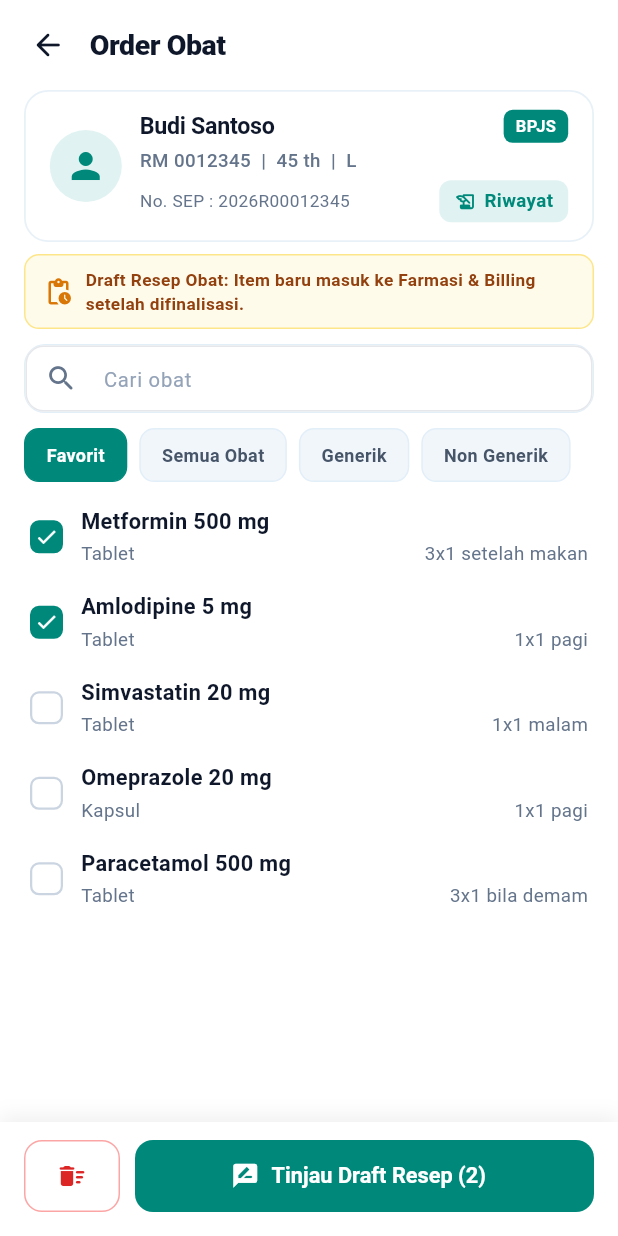
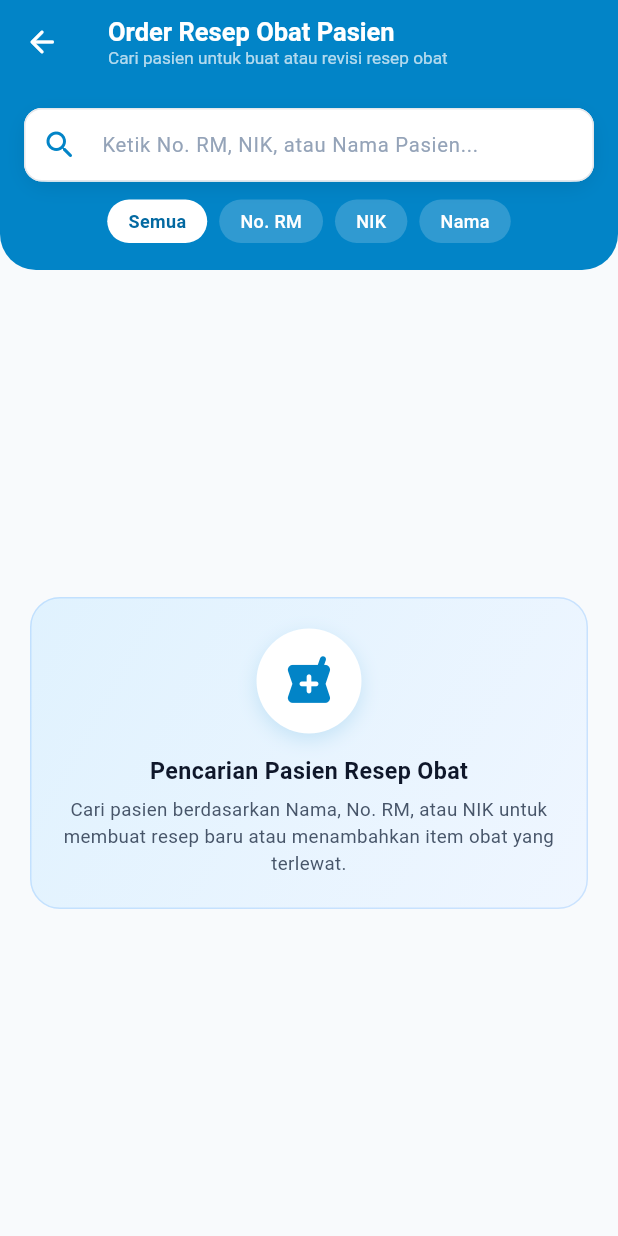
Before and after one commit to hanip-pixel/app_doktor, a Flutter app: the screen it shows after launch, after a tap on "Order Obat", on a phone screen of 412 x 824 dp. Run offline on Flutter 3.47's test engine with Material 3 defaults, Android fonts, the phone set to English and light mode, and no system bars.

Commit message:
perubahan order obat di beranda

```diff
--- a/lib/features/dashboard/screens/dashboard_screen.dart
+++ b/lib/features/dashboard/screens/dashboard_screen.dart
@@ -11,6 +11,7 @@ import '../../order_monitoring/screens/order_list_screen.dart';
 import '../../../data/dummy/dummy_patients.dart';
 import '../../../data/dummy/dummy_orders.dart';
 import '../../../data/dummy/dummy_notifications.dart';
+import '../../medicine_order/screens/medicine_patient_search_screen.dart';
 
 class DashboardScreen extends StatelessWidget {
   const DashboardScreen({super.key});
@@ -26,10 +27,7 @@ class DashboardScreen extends StatelessWidget {
           gradient: LinearGradient(
             begin: Alignment.topLeft,
             end: Alignment.bottomRight,
-            colors: [
-              Color(0xFF00897B),
-              Color(0xFF00796B),
-            ],
+            colors: [Color(0xFF00897B), Color(0xFF00796B)],
           ),
         ),
         child: SafeArea(
@@ -135,7 +133,7 @@ class DashboardScreen extends StatelessWidget {
                               context,
                               MaterialPageRoute(
                                 builder: (_) =>
-                                    MedicineOrderScreen(patient: patient),
+                                    const MedicinePatientSearchScreen(),
                               ),
                             ),
                           ),
@@ -152,8 +150,7 @@ class DashboardScreen extends StatelessWidget {
                             onTap: () => Navigator.push(
                               context,
                               MaterialPageRoute(
-                                builder: (_) =>
-                                    BillingScreen(patient: patient),
+                                builder: (_) => BillingScreen(patient: patient),
                               ),
                             ),
                           ),
@@ -261,9 +258,7 @@ class DashboardScreen extends StatelessWidget {
             onPressed: () {
               Navigator.push(
                 context,
-                MaterialPageRoute(
-                  builder: (_) => const NotificationScreen(),
-                ),
+                MaterialPageRoute(builder: (_) => const NotificationScreen()),
               );
             },
             icon: Stack(
@@ -310,11 +305,7 @@ class DashboardScreen extends StatelessWidget {
   Widget _buildDateHeader() {
     return const Row(
       children: [
-        Icon(
-          Icons.calendar_today_outlined,
-          size: 15,
-          color: Color(0xFF64748B),
-        ),
+        Icon(Icons.calendar_today_outlined, size: 15, color: Color(0xFF64748B)),
         SizedBox(width: 8),
         Text(
           'Rabu, 16 Sep 2026',
@@ -342,9 +333,7 @@ class DashboardScreen extends StatelessWidget {
           onTap: () {
             Navigator.push(
               context,
-              MaterialPageRoute(
-                builder: (_) => const PatientListScreen(),
-              ),
+              MaterialPageRoute(builder: (_) => const PatientListScreen()),
             );
           },
         ),
@@ -453,10 +442,7 @@ class DashboardScreen extends StatelessWidget {
       decoration: BoxDecoration(
         color: const Color(0xFFF8FBFE),
         borderRadius: BorderRadius.circular(18),
-        border: Border.all(
-          color: const Color(0xFFE8F1F8),
-          width: 1.2,
-        ),
+        border: Border.all(color: const Color(0xFFE8F1F8), width: 1.2),
       ),
       child: Material(
         color: Colors.transparent,
--- /dev/null
+++ b/lib/features/medicine_order/screens/medicine_patient_search_screen.dart
@@ -0,0 +1,494 @@
+import 'package:flutter/material.dart';
+import '../../../data/models/patient.dart';
+import '../../../data/dummy/dummy_patients.dart';
+import 'medicine_order_screen.dart';
+
+class MedicinePatientSearchScreen extends StatefulWidget {
+  const MedicinePatientSearchScreen({super.key});
+
+  @override
+  State<MedicinePatientSearchScreen> createState() =>
+      _MedicinePatientSearchScreenState();
+}
+
+class _MedicinePatientSearchScreenState
+    extends State<MedicinePatientSearchScreen> {
+  final TextEditingController _searchController = TextEditingController();
+  final FocusNode _searchFocusNode = FocusNode();
+  String _selectedCategory = 'Semua'; // 'Semua', 'No. RM', 'NIK', 'Nama'
+
+  // Warna Utama Tema Resep Obat (Blue)
+  static const Color _primaryBlue = Color(0xFF0284C7);
+  static const Color _darkerBlue = Color(0xFF0369A1);
+  static const Color _lightBlue = Color(0xFFE0F2FE);
+
+  @override
+  void initState() {
+    super.initState();
+    _searchController.addListener(() {
+      setState(() {});
+    });
+  }
+
+  @override
+  void dispose() {
+    _searchController.dispose();
+    _searchFocusNode.dispose();
+    super.dispose();
+  }
+
+  List<Patient> get _searchResults {
+    final query = _searchController.text.trim().toLowerCase();
+    if (query.isEmpty) {
+      return [];
+    }
+
+    return DummyPatients.todayList.where((p) {
+      final matchName = p.name.toLowerCase().contains(query);
+      final matchMr = p.mrNumber.toLowerCase().contains(query);
+      final matchNik = (p.nik ?? '').toLowerCase().contains(query);
+      final matchSep = (p.noSep ?? '').toLowerCase().contains(query);
+      final matchComplaint = p.complaint.toLowerCase().contains(query);
+      final matchDiagnosa =
+          p.diagnosa.any((d) => d.toLowerCase().contains(query));
+
+      if (_selectedCategory == 'No. RM') {
+        return matchMr;
+      } else if (_selectedCategory == 'NIK') {
+        return matchNik;
+      } else if (_selectedCategory == 'Nama') {
+        return matchName;
+      }
+      return matchName ||
+          matchMr ||
+          matchNik ||
+          matchSep ||
+          matchComplaint ||
+          matchDiagnosa;
+    }).toList();
+  }
+
+  @override
+  Widget build(BuildContext context) {
+    final query = _searchController.text.trim();
+    final results = _searchResults;
+
+    return Scaffold(
+      backgroundColor: const Color(0xFFF8FAFC),
+      resizeToAvoidBottomInset: false,
+      appBar: AppBar(
+        backgroundColor: _primaryBlue,
+        foregroundColor: Colors.white,
+        elevation: 0,
+        leading: IconButton(
+          icon: const Icon(Icons.arrow_back_rounded, color: Colors.white),
+          onPressed: () => Navigator.pop(context),
+        ),
+        title: const Column(
+          crossAxisAlignment: CrossAxisAlignment.start,
+          children: [
+            Text(
+              'Order Resep Obat Pasien',
+              style: TextStyle(
+                fontSize: 17,
+                fontWeight: FontWeight.bold,
+                color: Colors.white,
+              ),
+            ),
+            Text(
+              'Cari pasien untuk buat atau revisi resep obat',
+              style: TextStyle(
+                fontSize: 11.5,
+                color: Colors.white70,
+                fontWeight: FontWeight.w400,
+              ),
+            ),
+          ],
+        ),
+      ),
+      body: Column(
+        children: [
+          // Header Search Box (Warna Biru Khas Farmasi)
+          Container(
+            padding: const EdgeInsets.fromLTRB(16, 16, 16, 18),
+            decoration: const BoxDecoration(
+              color: _primaryBlue,
+              borderRadius: BorderRadius.vertical(
+                bottom: Radius.circular(24),
+              ),
+            ),
+            child: Column(
+              children: [
+                // Input TextField Putih dengan Shadow
+                Container(
+                  decoration: BoxDecoration(
+                    color: Colors.white,
+                    borderRadius: BorderRadius.circular(16),
+                    boxShadow: [
+                      BoxShadow(
+                        color: Colors.black.withValues(alpha: 0.08),
+                        blurRadius: 10,
+                        offset: const Offset(0, 4),
+                      ),
+                    ],
+                  ),
+                  child: TextField(
+                    controller: _searchController,
+                    focusNode: _searchFocusNode,
+                    autofocus: false,
+                    style: const TextStyle(
+                      fontSize: 14,
+                      fontWeight: FontWeight.w600,
+                      color: Color(0xFF0F172A),
+                    ),
+                    decoration: InputDecoration(
+                      hintText: 'Ketik No. RM, NIK, atau Nama Pasien...',
+                      hintStyle: const TextStyle(
+                        color: Color(0xFF94A3B8),
+                        fontSize: 13.5,
+                        fontWeight: FontWeight.w400,
+                      ),
+                      prefixIcon: const Icon(
+                        Icons.search_rounded,
+                        color: _primaryBlue,
+                        size: 24,
+                      ),
+                      suffixIcon: query.isNotEmpty
+                          ? IconButton(
+                              icon: const Icon(
+                                Icons.close_rounded,
+                                color: Color(0xFF64748B),
+                                size: 20,
+                              ),
+                              onPressed: () {
+                                _searchController.clear();
+                              },
+                            )
+                          : null,
+                      border: InputBorder.none,
+                      contentPadding: const EdgeInsets.symmetric(
+                        horizontal: 16,
+                        vertical: 14,
+                      ),
+                    ),
+                  ),
+                ),
+                const SizedBox(height: 12),
+
+                // Category Filter Pills (Semua, No. RM, NIK, Nama)
+                SingleChildScrollView(
+                  scrollDirection: Axis.horizontal,
+                  child: Row(
+                    children: [
+                      _buildCategoryChip('Semua'),
+                      const SizedBox(width: 8),
+                      _buildCategoryChip('No. RM'),
+                      const SizedBox(width: 8),
+                      _buildCategoryChip('NIK'),
+                      const SizedBox(width: 8),
+                      _buildCategoryChip('Nama'),
+                    ],
+                  ),
+                ),
+              ],
+            ),
+          ),
+
+          // Konten Body
+          Expanded(
+            child: query.isEmpty
+                ? _buildInitialEmptyState()
+                : results.isEmpty
+                    ? _buildNotFoundState(query)
+                    : _buildSearchResultsList(results),
+          ),
+        ],
+      ),
+    );
+  }
+
+  Widget _buildCategoryChip(String label) {
+    final isSelected = _selectedCategory == label;
+    return InkWell(
+      onTap: () {
+        setState(() {
+          _selectedCategory = label;
+        });
+      },
+      borderRadius: BorderRadius.circular(20),
+      child: Container(
+        padding: const EdgeInsets.symmetric(horizontal: 14, vertical: 6),
+        decoration: BoxDecoration(
+          color: isSelected ? Colors.white : Colors.white.withValues(alpha: 0.18),
+          borderRadius: BorderRadius.circular(20),
+        ),
+        child: Text(
+          label,
+          style: TextStyle(
+            fontSize: 12,
+            fontWeight: isSelected ? FontWeight.w700 : FontWeight.w500,
+            color: isSelected ? _darkerBlue : Colors.white,
+          ),
+        ),
+      ),
+    );
+  }
+
+  // ---------------------------------------------------------------------------
+  // 1. Initial Empty State (Banner Biru Muda)
+  // ---------------------------------------------------------------------------
+  Widget _buildInitialEmptyState() {
+    return Center(
+      child: SingleChildScrollView(
+        physics: const BouncingScrollPhysics(),
+        padding: const EdgeInsets.all(20),
+        child: Column(
+          children: [
+            Container(
+              width: double.infinity,
+              padding: const EdgeInsets.all(20),
+              decoration: BoxDecoration(
+                gradient: const LinearGradient(
+                  begin: Alignment.topLeft,
+                  end: Alignment.bottomRight,
+                  colors: [Color(0xFFE0F2FE), Color(0xFFEFF6FF)],
+                ),
+                borderRadius: BorderRadius.circular(20),
+                border: Border.all(
+                  color: const Color(0xFF93C5FD).withValues(alpha: 0.4),
+                ),
+              ),
+              child: Column(
+                children: [
+                  Container(
+                    padding: const EdgeInsets.all(16),
+                    decoration: BoxDecoration(
+                      color: Colors.white,
+                      shape: BoxShape.circle,
+                      boxShadow: [
+                        BoxShadow(
+                          color: _primaryBlue.withValues(alpha: 0.15),
+                          blurRadius: 10,
+                          offset: const Offset(0, 4),
+                        ),
+                      ],
+                    ),
+                    child: const Icon(
+                      Icons.local_pharmacy_rounded,
+                      color: _primaryBlue,
+                      size: 38,
+                    ),
+                  ),
+                  const SizedBox(height: 14),
+                  const Text(
+                    'Pencarian Pasien Resep Obat',
+                    style: TextStyle(
+                      fontSize: 15.5,
+                      fontWeight: FontWeight.bold,
+                      color: Color(0xFF0F172A),
+                    ),
+                  ),
+                  const SizedBox(height: 6),
+                  const Text(
+                    'Cari pasien berdasarkan Nama, No. RM, atau NIK untuk membuat resep baru atau menambahkan item obat yang terlewat.',
+                    textAlign: TextAlign.center,
+                    style: TextStyle(
+                      fontSize: 12.5,
+                      color: Color(0xFF475569),
+                      height: 1.4,
+                    ),
+                  ),
+                ],
+              ),
+            ),
+          ],
+        ),
+      ),
+    );
+  }
+
+  // ---------------------------------------------------------------------------
+  // 2. Not Found State
+  // ---------------------------------------------------------------------------
+  Widget _buildNotFoundState(String query) {
+    return Center(
+      child: Padding(
+        padding: const EdgeInsets.all(32),
+        child: Column(
+          mainAxisSize: MainAxisSize.min,
+          children: [
+            Container(
+              padding: const EdgeInsets.all(16),
+              decoration: const BoxDecoration(
+                color: Color(0xFFF1F5F9),
+                shape: BoxShape.circle,
+              ),
+              child: const Icon(
+                Icons.person_search_rounded,
+                size: 36,
+                color: Color(0xFF94A3B8),
+              ),
+            ),
+            const SizedBox(height: 14),
+            Text(
+              'Pasien "$query" Tidak Ditemukan',
+              style: const TextStyle(
+                fontSize: 15,
+                fontWeight: FontWeight.bold,
+                color: Color(0xFF1E293B),
+              ),
+            ),
+            const SizedBox(height: 4),
+            const Text(
+              'Periksa kembali kata kunci nama atau No. RM pasien.',
+              textAlign: TextAlign.center,
+              style: TextStyle(
+                fontSize: 12.5,
+                color: Color(0xFF64748B),
+              ),
+            ),
+          ],
+        ),
+      ),
+    );
+  }
+
+  // ---------------------------------------------------------------------------
+  // 3. Search Results List (Hasil Pasien dengan Aksen Biru)
+  // ---------------------------------------------------------------------------
+  Widget _buildSearchResultsList(List<Patient> list) {
+    return ListView.builder(
+      physics: const BouncingScrollPhysics(),
+      padding: const EdgeInsets.all(16),
+      itemCount: list.length,
+      itemBuilder: (context, index) {
+        final patient = list[index];
+
+        return Container(
+          margin: const EdgeInsets.only(bottom: 12),
+          decoration: BoxDecoration(
+            color: Colors.white,
+            borderRadius: BorderRadius.circular(16),
+            border: Border.all(color: const Color(0xFFE2E8F0)),
+            boxShadow: [
+              BoxShadow(
+                color: Colors.black.withValues(alpha: 0.02),
+                blurRadius: 6,
+                offset: const Offset(0, 2),
+              ),
+            ],
+          ),
+          child: Material(
+            color: Colors.transparent,
+            child: InkWell(
+              borderRadius: BorderRadius.circular(16),
+              onTap: () {
+                Navigator.pushReplacement(
+                  context,
+                  MaterialPageRoute(
+                    builder: (_) => MedicineOrderScreen(patient: patient),
+                  ),
+                );
+              },
+              child: Padding(
+                padding: const EdgeInsets.all(14),
+                child: Row(
+                  children: [
+                    // Avatar Pasien Biru Muda
+                    Container(
+                      width: 46,
+                      height: 46,
+                      decoration: const BoxDecoration(
+                        color: _lightBlue,
+                        shape: BoxShape.circle,
+                      ),
+                      child: const Icon(
+                        Icons.person,
+                        color: _primaryBlue,
+                        size: 26,
+                      ),
+                    ),
+                    const SizedBox(width: 12),
+
+                    // Info Pasien
+                    Expanded(
+                      child: Column(
+                        crossAxisAlignment: CrossAxisAlignment.start,
+                        children: [
+                          Row(
+                            mainAxisAlignment: MainAxisAlignment.spaceBetween,
+                            children: [
+                              Text(
+                                patient.name,
+                                style: const TextStyle(
+                                  fontSize: 15,
+                                  fontWeight: FontWeight.w700,
+                                  color: Color(0xFF0F172A),
+                                ),
+                              ),
+                              Container(
+                                padding: const EdgeInsets.symmetric(
+                                  horizontal: 7,
+                                  vertical: 2.5,
+                                ),
+                                decoration: BoxDecoration(
+                                  color: _primaryBlue,
+                                  borderRadius: BorderRadius.circular(6),
+                                ),
+                                child: Text(
+                                  patient.insurance,
+                                  style: const TextStyle(
+                                    fontSize: 10,
+                                    fontWeight: FontWeight.w700,
+                                    color: Colors.white,
+                                  ),
+                                ),
+                              ),
+                            ],
+                          ),
+                          const SizedBox(height: 3),
+                          Text(
+                            'RM ${patient.mrNumber} · ${patient.age} th · ${patient.gender}',
+                            style: const TextStyle(
+                              fontSize: 12,
+                              color: Color(0xFF64748B),
+                            ),
+                          ),
+                          const SizedBox(height: 4),
+                          Text(
+                            'Keluhan: ${patient.complaint}',
+                            style: const TextStyle(
+                              fontSize: 11.5,
+                              color: Color(0xFF334155),
+                            ),
+                            maxLines: 1,
+                            overflow: TextOverflow.ellipsis,
+                          ),
+                        ],
+                      ),
+                    ),
+                    const SizedBox(width: 8),
+
+                    // Ikon Panah Masuk
+                    Container(
+                      padding: const EdgeInsets.all(6),
+                      decoration: const BoxDecoration(
+                        color: Color(0xFFF1F5F9),
+                        shape: BoxShape.circle,
+                      ),
+                      child: const Icon(
+                        Icons.arrow_forward_ios_rounded,
+                        size: 13,
+                        color: _primaryBlue,
+                      ),
+                    ),
+                  ],
+                ),
+              ),
+            ),
+          ),
+        );
+      },
+    );
+  }
+}
```
